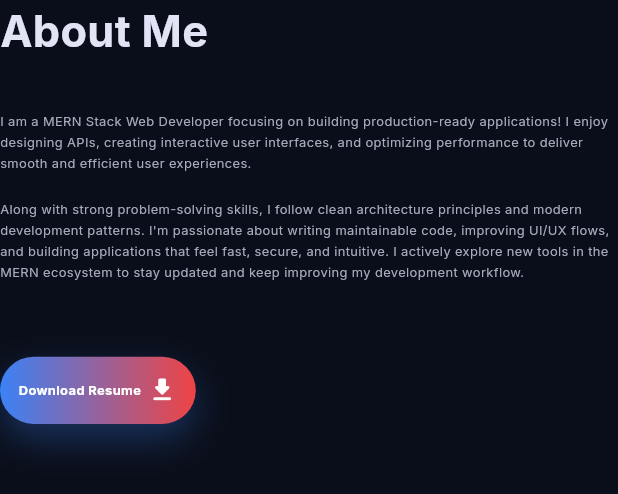
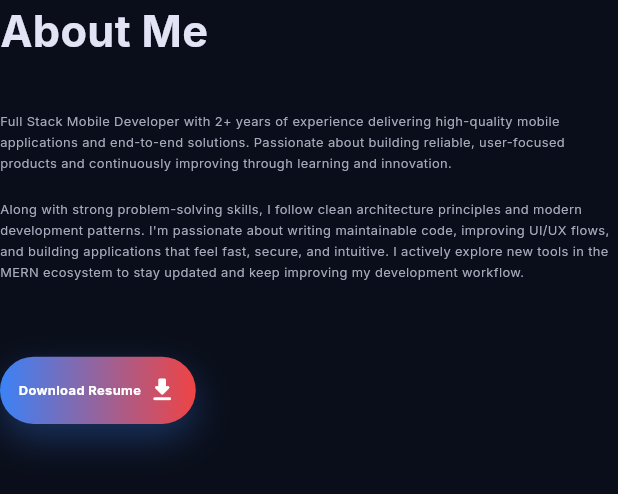
Before and after one commit to sahaddev/portfolio_26, a Flutter app: the _AboutContent widget shown alone on an empty page, opened directly, on a phone screen of 412 x 824 dp. Shown: the top 494 px of the screen. Run offline on Flutter 3.47's test engine with Material 3 defaults, Android fonts, the phone set to English and light mode, and no system bars; our stand-ins replace google_fonts, sizer; network calls fail.

Commit message:
about section

```diff
--- a/lib/core/constants/app_assets.dart
+++ b/lib/core/constants/app_assets.dart
@@ -1,5 +1,6 @@
 class AppAssets {
   AppAssets._();
 
-  static const String profileImage = 'asset/images/profile.jpeg';
+  static const String profileImage = 'asset/images/profile.png';
+  static const String resumePdf = 'asset/pdf/SahadMp.pdf';
 }
--- a/lib/sections/about_section.dart
+++ b/lib/sections/about_section.dart
@@ -83,7 +83,7 @@ class _AboutContent extends StatelessWidget {
         ),
         SizedBox(height: 4.h),
         Text(
-          'I am a MERN Stack Web Developer focusing on building production-ready applications! I enjoy designing APIs, creating interactive user interfaces, and optimizing performance to deliver smooth and efficient user experiences.',
+          'Full Stack Mobile Developer with 2+ years of experience delivering high-quality mobile applications and end-to-end solutions. Passionate about building reliable, user-focused products and continuously improving through learning and innovation.',
           style: GoogleFonts.inter(
             fontSize: 12.sp,
             color: AppColors.onSurfaceVariant,
--- a/pubspec.yaml
+++ b/pubspec.yaml
@@ -36,6 +36,7 @@ dependencies:
   cupertino_icons: ^1.0.8
   sizer: ^3.1.3
   google_fonts: ^8.0.2
+  url_launcher: ^6.3.2
 
 dev_dependencies:
   flutter_test:
@@ -62,6 +63,7 @@ flutter:
   # To add assets to your application, add an assets section, like this:
   assets:
     - asset/images/
+    - asset/pdf/
 
   # An image asset can refer to one or more resolution-specific "variants", see
   # https://flutter.dev/to/resolution-aware-images
```
Also changed, not shown: asset/images/profile.png (added), pubspec.lock, 7 other files.
